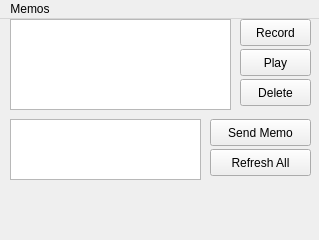
cwoodruf/cmpt433-nap-time, file gui/memos/memos.ui: the form before one commit.
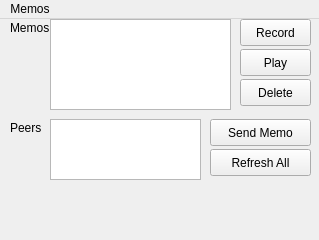
The form after the commit.

Commit message: added labels for memos form

The edit to the form file:
```diff
--- a/gui/memos/memos.ui
+++ b/gui/memos/memos.ui
@@ -17,9 +17,9 @@
    <widget class="QListWidget" name="listMemos">
     <property name="geometry">
      <rect>
-      <x>10</x>
+      <x>50</x>
       <y>0</y>
-      <width>221</width>
+      <width>181</width>
       <height>91</height>
      </rect>
     </property>
@@ -30,9 +30,9 @@
    <widget class="QListWidget" name="listPeers">
     <property name="geometry">
      <rect>
-      <x>10</x>
+      <x>50</x>
       <y>100</y>
-      <width>191</width>
+      <width>151</width>
       <height>61</height>
      </rect>
     </property>
@@ -105,6 +105,41 @@
      <string>Delete</string>
     </property>
    </widget>
+   <widget class="QLabel" name="lblMemos">
+    <property name="geometry">
+     <rect>
+      <x>10</x>
+      <y>0</y>
+      <width>41</width>
+      <height>17</height>
+     </rect>
+    </property>
+    <property name="styleSheet">
+     <string notr="true">font: 8pt &quot;Ubuntu&quot;;</string>
+    </property>
+    <property name="text">
+     <string>Memos</string>
+    </property>
+    <property name="scaledContents">
+     <bool>false</bool>
+    </property>
+   </widget>
+   <widget class="QLabel" name="label_2">
+    <property name="geometry">
+     <rect>
+      <x>10</x>
+      <y>100</y>
+      <width>31</width>
+      <height>17</height>
+     </rect>
+    </property>
+    <property name="styleSheet">
+     <string notr="true">font: 8pt &quot;Ubuntu&quot;;</string>
+    </property>
+    <property name="text">
+     <string>Peers</string>
+    </property>
+   </widget>
   </widget>
   <widget class="QMenuBar" name="menubar">
    <property name="geometry">
```
